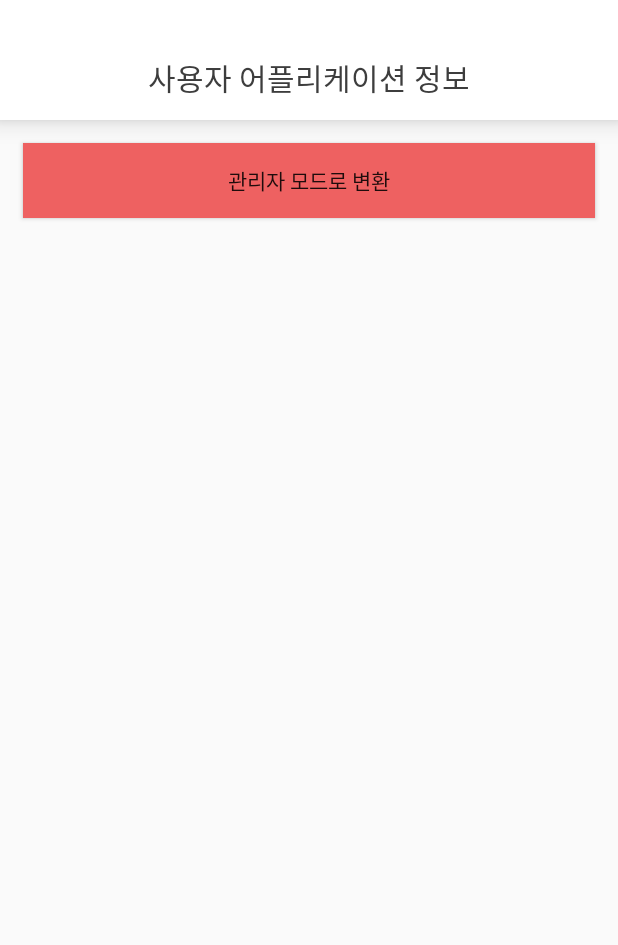
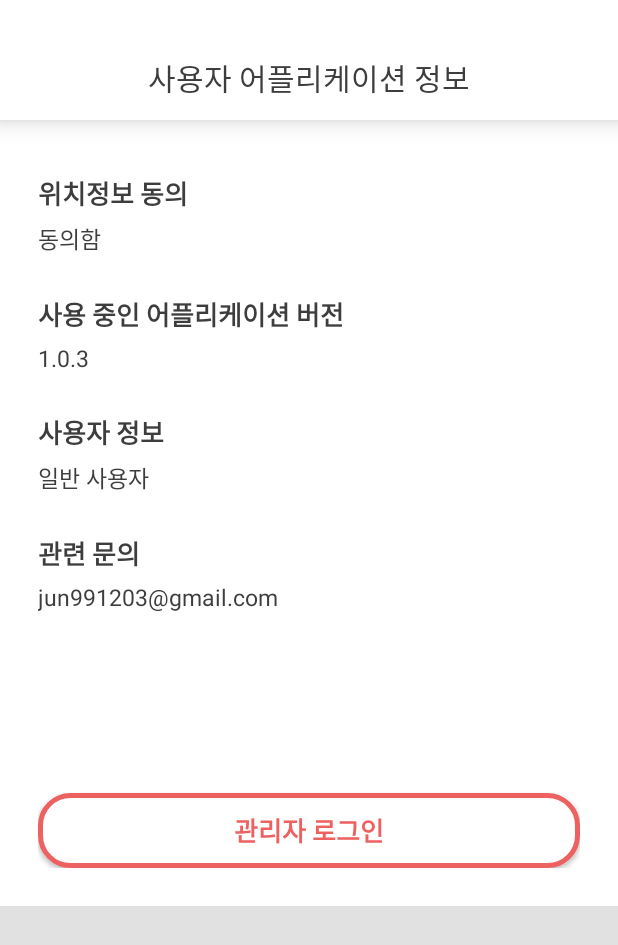
Before and after one commit to SoGongSKYP/TheWisePreventiveLife, an Android app: the PageOfToManager screen opened directly, with no data from a screen before it, on a phone screen of 412 x 824 dp. Shown: the top 945 px of the screen. Run offline under Robolectric (Android 15) with nearby library versions, the phone set to English and light mode, and no system bars; 2 statements that could not run were skipped.

Commit message:
관리자 페이지&toManager 화면 생성

```diff
--- a/app/src/main/res/layout/activity_to_manager.xml
+++ b/app/src/main/res/layout/activity_to_manager.xml
@@ -5,7 +5,8 @@
     xmlns:tools="http://schemas.android.com/tools"
     android:layout_width="match_parent"
     android:layout_height="match_parent"
-    tools:context=".PageOfToManager">
+    tools:context=".PageOfToManager"
+    android:background="@color/colorLightGrey">
 
     <androidx.appcompat.widget.Toolbar
         android:id="@+id/toManager_Toolbar"
@@ -14,6 +15,7 @@
         android:layout_height="wrap_content"
         android:minHeight="?attr/actionBarSize"
         app:layout_constraintTop_toTopOf="parent"
+        app:layout_constraintBottom_toTopOf="@id/user_info_LinearLayout"
         android:paddingTop="24dp"
         android:background="@color/colorWhite">
         <TextView
@@ -25,14 +27,88 @@
             android:textColor="@color/colorDarkGrey"/>
     </androidx.appcompat.widget.Toolbar>
 
-    <Button
-        android:id="@+id/switch_to_manager_Button"
+    <LinearLayout
+        android:id="@+id/user_info_LinearLayout"
         android:layout_width="match_parent"
-        android:layout_height="50dp"
-        android:layout_gravity="center"
+        android:layout_height="wrap_content"
+        android:orientation="vertical"
         app:layout_constraintTop_toBottomOf="@id/toManager_Toolbar"
-        android:background="@color/colorMainRed"
-        android:layout_margin="15dp"
-        android:text="관리자 모드로 변환"/>
+        app:layout_constraintLeft_toLeftOf="parent"
+        app:layout_constraintRight_toRightOf="parent"
+        android:background="@color/colorWhite"
+        android:padding="25dp">
+        <TextView
+            android:layout_width="match_parent"
+            android:layout_height="wrap_content"
+            android:text="위치정보 동의"
+            android:textColor="@color/colorDarkGrey"
+            android:textSize="17dp"
+            android:textStyle="bold"
+            android:layout_marginTop="10dp"
+            android:layout_marginBottom="5dp"/>
+        <TextView
+            android:id="@+id/user_locOK_TextView"
+            android:layout_width="match_parent"
+            android:layout_height="wrap_content"
+            android:text="동의함"
+            android:textColor="@color/colorDarkGrey"
+            android:textSize="15dp"
+            android:layout_marginBottom="25dp"/>
+        <TextView
+            android:layout_width="match_parent"
+            android:layout_height="wrap_content"
+            android:text="사용 중인 어플리케이션 버전"
+            android:textColor="@color/colorDarkGrey"
+            android:textSize="17dp"
+            android:textStyle="bold"
+            android:layout_marginBottom="5dp"/>
+        <TextView
+            android:id="@+id/user_version_TextView"
+            android:layout_width="match_parent"
+            android:layout_height="wrap_content"
+            android:text="1.0.3"
+            android:textColor="@color/colorDarkGrey"
+            android:textSize="15dp"
+            android:layout_marginBottom="25dp"/>
+        <TextView
+            android:layout_width="match_parent"
+            android:layout_height="wrap_content"
+            android:text="사용자 정보"
+            android:textColor="@color/colorDarkGrey"
+            android:textSize="17dp"
+            android:textStyle="bold"
+            android:layout_marginBottom="5dp"/>
+        <TextView
+            android:layout_width="match_parent"
+            android:layout_height="wrap_content"
+            android:text="일반 사용자"
+            android:textColor="@color/colorDarkGrey"
+            android:textSize="15dp"
+            android:layout_marginBottom="25dp"/>
+        <TextView
+            android:layout_width="match_parent"
+            android:layout_height="wrap_content"
+            android:text="관련 문의"
+            android:textColor="@color/colorDarkGrey"
+            android:textSize="17dp"
+            android:textStyle="bold"
+            android:layout_marginBottom="5dp"/>
+        <TextView
+            android:layout_width="match_parent"
+            android:layout_height="wrap_content"
+            android:text="jun991203@gmail.com"
+            android:textColor="@color/colorDarkGrey"
+            android:textSize="15dp"
+            android:layout_marginBottom="120dp"/>
+        <Button
+            android:id="@+id/switch_to_user_Button"
+            android:layout_width="match_parent"
+            android:layout_height="50dp"
+            android:text="관리자 로그인"
+            android:textColor="@color/colorMainRed"
+            android:textStyle="bold"
+            android:textSize="17dp"
+            android:background="@drawable/button_outline_design"/>
+    </LinearLayout>
 
 </androidx.constraintlayout.widget.ConstraintLayout>
```
Also changed, not shown: app/src/main/res/layout/fragment_manager_add.xml (+22 -26 lines), app/src/main/res/layout/fragment_manager_info.xml (+8 -9 lines), app/src/main/res/layout/fragment_manager_modify.xml (+24 -28 lines).
